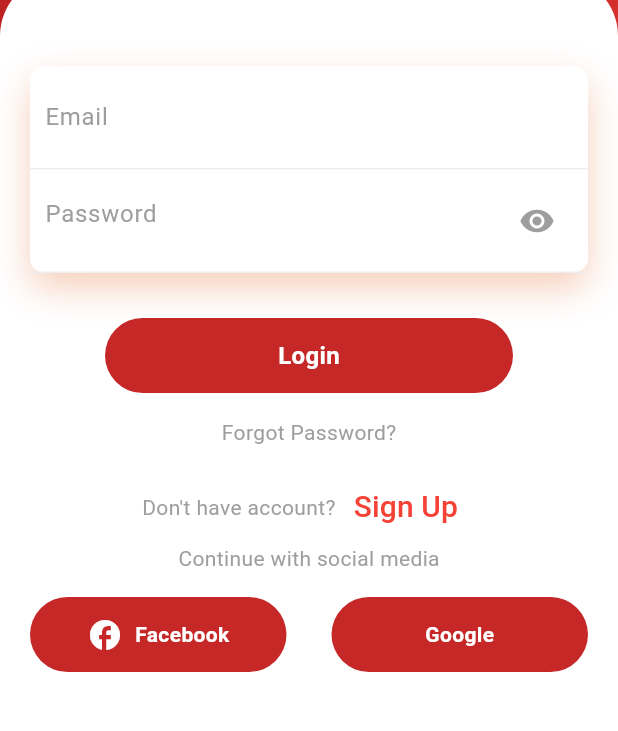
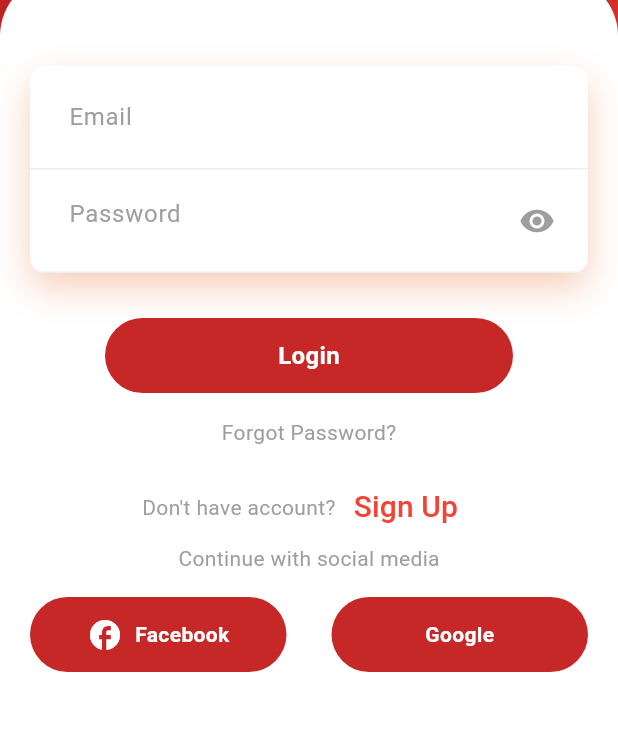
Before and after one commit to zihadsikder/blood_dooner_app, a Flutter app: the screen it shows after launch, on a phone screen of 412 x 824 dp, the part 339-1070 px from its top. Run offline on Flutter 3.47's test engine with Material 3 defaults, Android fonts, the phone set to English and light mode, and no system bars; our stand-ins replace carousel_slider, flutter_svg, get, pin_code_fields, shared_preferences; accounts and stored records are empty.

```diff
--- a/lib/Widget/profile_summary_card.dart
+++ b/lib/Widget/profile_summary_card.dart
@@ -1,5 +1,5 @@
 import 'package:blood/controller/auth_controller.dart';
-import 'package:blood/screens/account_screen.dart';
+import 'package:blood/screens/Accounts/account_screen.dart';
 import 'package:blood/screens/login.dart';
 import 'package:flutter/material.dart';
 
@@ -19,8 +19,6 @@ class _ProfileSummaryCardState extends State<ProfileSummaryCard> {
 
   @override
   Widget build(BuildContext context) {
-    print('name: ${AuthController.user?.data.name}');
-
     return ListTile(
       shape: RoundedRectangleBorder(
         borderRadius: BorderRadius.circular(0),
--- /dev/null
+++ b/lib/app.dart
@@ -0,0 +1,32 @@
+import 'package:blood/screens/login.dart';
+import 'package:flutter/material.dart';
+import 'package:get/get.dart';
+import 'controller/location_controller.dart';
+import 'controller/login_controller.dart';
+import 'controller/sign_up_controller.dart';
+import 'data/utility/app_theme_data.dart';
+
+class BloodApp extends StatelessWidget {
+  const BloodApp({super.key});
+
+  @override
+  Widget build(BuildContext context) {
+    return GetMaterialApp(
+      title: 'Blood Donor App',
+      themeMode: ThemeMode.system,
+      debugShowCheckedModeBanner: false,
+      home: const LoginScreen(),
+      theme: AppThemeData.lightThemeData,
+      initialBinding: ControllerBinder(),
+    );
+  }
+}
+
+class ControllerBinder extends Bindings {
+  @override
+  void dependencies() {
+    Get.put(LoginController());
+    Get.put(SignUpController());
+    Get.lazyPut<LocationControler>(() => LocationControler());
+  }
+}
--- /dev/null
+++ b/lib/data/utility/app_theme_data.dart
@@ -0,0 +1,72 @@
+import 'package:flutter/material.dart';
+
+class AppThemeData{
+  static ThemeData lightThemeData = ThemeData(
+    primaryColor: Colors.red.shade900,
+    primarySwatch: Colors.red,
+    elevatedButtonTheme: ElevatedButtonThemeData(
+      style: ElevatedButton.styleFrom(
+        backgroundColor: Colors.red.shade900,
+        foregroundColor: Colors.white,
+        elevation: 5,
+        shape: RoundedRectangleBorder(
+          borderRadius:
+          BorderRadius.circular(10),
+        ),
+        padding: const EdgeInsets.symmetric(vertical: 12),
+        textStyle: const TextStyle(
+            color: Colors.white,
+            fontSize: 20,
+            fontWeight: FontWeight.bold,
+            letterSpacing: 0.5,
+        ),
+      ),
+    ),
+    appBarTheme: AppBarTheme(
+      titleTextStyle: const TextStyle(
+        fontWeight: FontWeight.bold,
+        fontSize: 18,
+        color: Colors.white,
+      ),
+      backgroundColor: Colors.red.shade900,
+      foregroundColor: Colors.white,
+      elevation: 5,
+    ),
+    listTileTheme: ListTileThemeData(
+      shape: RoundedRectangleBorder(
+        side: BorderSide(width: 2, color: Colors.red.shade200),
+        borderRadius: BorderRadius.circular(20),
+      ),
+      tileColor: Colors.white70,
+    ),
+    cardTheme: CardTheme(
+      //elevation: 0.5,
+      //shadowColor: Colors.red.shade700,
+      color: Colors.white,
+      shape: RoundedRectangleBorder(
+          borderRadius: BorderRadius.circular(8.0),
+          side: BorderSide(color: Colors.red.shade100)),
+    ),
+    inputDecorationTheme: InputDecorationTheme(
+      contentPadding: const EdgeInsets.symmetric(
+        horizontal: 16,
+        vertical: 8,
+      ),
+      hintStyle: TextStyle(
+        color: Colors.grey.shade400,
+      ),
+
+    ),
+    textTheme: TextTheme(
+      titleLarge: const TextStyle(
+        fontSize: 32,
+        fontWeight: FontWeight.bold,
+      ),
+      bodySmall: TextStyle(
+        fontSize: 12,
+        fontWeight: FontWeight.w400,
+        color: Colors.grey.shade600,
+      ),
+    ),
+  );
+}
--- /dev/null
+++ b/lib/data/utility/assets_path.dart
@@ -0,0 +1,4 @@
+class AssetsPath {
+  static const String imagePath = 'assets';
+  static const String logo = '$imagePath/blood_logo.png';
+}
--- a/lib/main.dart
+++ b/lib/main.dart
@@ -1,77 +1,6 @@
-import 'package:blood/controller/login_controller.dart';
-import 'package:blood/controller/sign_up_controller.dart';
-import 'package:blood/screens/login.dart';
 import 'package:flutter/material.dart';
-import 'package:get/get.dart';
-
-import 'controller/location_controller.dart';
+import 'app.dart';
 
 void main() {
   runApp(const BloodApp());
 }
-
-class BloodApp extends StatelessWidget {
-  const BloodApp({super.key});
-
-  @override
-  Widget build(BuildContext context) {
-    double w = MediaQuery.of(context).size.width;
-    return GetMaterialApp(
-      title: 'Blood Donor App',
-      themeMode: ThemeMode.system,
-      debugShowCheckedModeBanner: false,
-      home: const LoginScreen(),
-      theme: ThemeData(
-        primaryColor: Colors.red.shade900,
-        primarySwatch: Colors.red,
-        elevatedButtonTheme: ElevatedButtonThemeData(
-          style: ElevatedButton.styleFrom(
-            minimumSize: Size(w, 50),
-            backgroundColor: Colors.red.shade900,
-            foregroundColor: Colors.white,
-            elevation: 5,
-            shape: RoundedRectangleBorder(
-              borderRadius:
-                  BorderRadius.circular(10), // Adjust the value as needed
-            ),
-          ),
-        ),
-        appBarTheme: AppBarTheme(
-          titleTextStyle: const TextStyle(
-            fontWeight: FontWeight.bold,
-            fontSize: 18,
-            color: Colors.white,
-          ),
-          backgroundColor: Colors.red.shade900,
-          foregroundColor: Colors.white,
-          elevation: 5,
-        ),
-        listTileTheme: ListTileThemeData(
-          shape: RoundedRectangleBorder(
-            side: BorderSide(width: 2, color: Colors.red.shade200),
-            borderRadius: BorderRadius.circular(20),
-          ),
-          tileColor: Colors.white70,
-        ),
-        cardTheme: CardTheme(
-          //elevation: 0.5,
-          //shadowColor: Colors.red.shade700,
-          color: Colors.white,
-          shape: RoundedRectangleBorder(
-              borderRadius: BorderRadius.circular(8.0),
-              side: BorderSide(color: Colors.red.shade100)),
-        ),
-      ),
-      initialBinding: ControllerBinder(),
-    );
-  }
-}
-
-class ControllerBinder extends Bindings {
-  @override
-  void dependencies() {
-    Get.put(LoginController());
-    Get.put(SignUpController());
-    Get.lazyPut<LocationControler>(() => LocationControler());
-  }
-}
--- a/lib/screens/ac_email_edit.dart
+++ b/lib/screens/Accounts/AC_Edit/ac_email_edit.dart
@@ -10,9 +10,9 @@ class _AcEmailState extends State<AcEmail> {
   @override
   Widget build(BuildContext context) {
     return AlertDialog(
-      title: Text("Edit Email Address"),
+      title: const Text("Edit Email Address"),
       content:TextFormField(
-        decoration: InputDecoration(
+        decoration: const InputDecoration(
           hintText: 'Type Your Email',
         ),
       ),
--- a/lib/screens/main_page.dart
+++ b/lib/screens/main_page.dart
@@ -1,4 +1,4 @@
-import 'package:blood/screens/account_screen.dart';
+import 'package:blood/screens/Accounts/account_screen.dart';
 import 'package:blood/screens/dashboard_screen.dart';
 import 'package:blood/screens/home_screen.dart';
 import 'package:flutter/material.dart';
--- a/pubspec.yaml
+++ b/pubspec.yaml
@@ -21,6 +21,8 @@ dependencies:
   shared_preferences: ^2.2.2
   url_launcher: ^6.0.6
   get: ^4.6.6
+  intl: ^0.19.0
+
 
 dev_dependencies:
   flutter_test:
```
Also changed, not shown: lib/Widget/app_logo.dart (added, +13 -0 lines), lib/screens/Accounts/account_screen.dart (renamed from lib/screens/account_screen.dart, +15 -28 lines), lib/screens/forget_pass_screen/forgot_password_screen.dart (+8 -12 lines), lib/screens/forget_pass_screen/pin_varification_screen.dart (+7 -5 lines), lib/screens/forget_pass_screen/reset_password_screen.dart (+7 -2 lines), lib/screens/sign_up_screen.dart (+7 -34 lines), lib/screens/splash_screen.dart (+3 -5 lines), assets/blood_logo.png (added), lib/screens/Accounts/AC_Edit/ac_mobile_edit.dart (renamed from lib/screens/ac_mobile_edit.dart), lib/screens/Accounts/AC_Edit/ac_name_edit.dart (renamed from lib/screens/ac_name_edit.dart), pubspec.lock.
